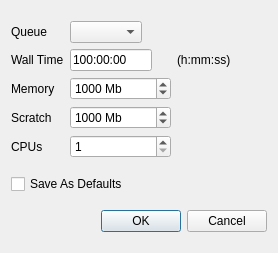
The window that src/Process/QueueResourcesDialog.ui (nutjunkie/IQmol) describes before a commit, drawn with Qt 5.
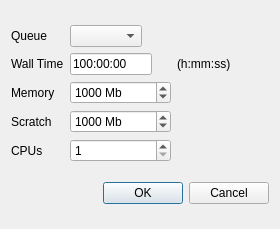
The same window after the commit.

Patch:
```diff
--- a/src/Process/QueueResourcesDialog.ui
+++ b/src/Process/QueueResourcesDialog.ui
@@ -6,8 +6,8 @@
    <rect>
     <x>0</x>
     <y>0</y>
-    <width>278</width>
-    <height>253</height>
+    <width>280</width>
+    <height>229</height>
    </rect>
   </property>
   <property name="sizePolicy">
@@ -258,17 +258,6 @@
      </item>
     </layout>
    </item>
-   <item>
-    <widget class="QCheckBox" name="saveAsDefaults">
-     <property name="toolTip">
-      <string>This will save the current values
-as the default for this server</string>
-     </property>
-     <property name="text">
-      <string>Save As Defaults</string>
-     </property>
-    </widget>
-   </item>
    <item>
     <widget class="QDialogButtonBox" name="buttonBox">
      <property name="orientation">
```
Left out of the diff: 25 changed lines with no effect on the pictures.
